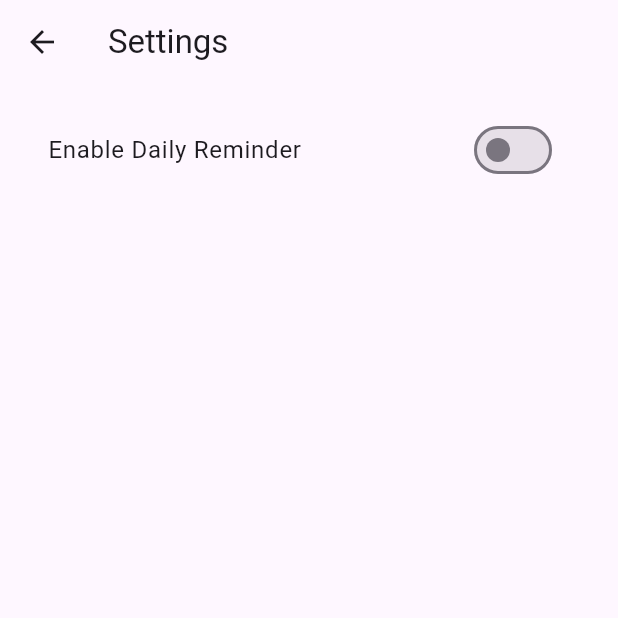
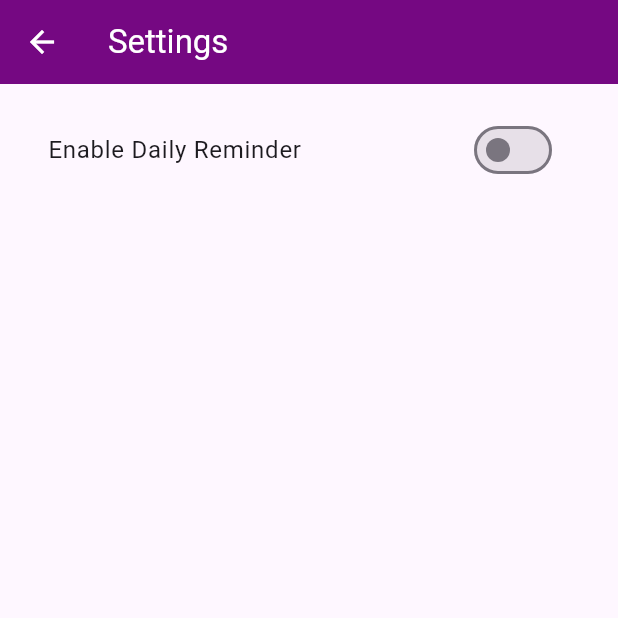
Before and after one commit to Suhairayousuf/expense_tracker, a Flutter app: the SettingsPage screen opened directly, on a phone screen of 412 x 824 dp, the top half of it. Run offline on Flutter 3.47's test engine with Material 3 defaults, Android fonts, the phone set to English and light mode, and no system bars; our stand-ins replace flutter_animate, flutter_local_notifications, google_fonts, google_nav_bar, shared_preferences, sqflite; accounts and stored records are empty.

```diff
--- a/lib/features/auth/sign_in.dart
+++ b/lib/features/auth/sign_in.dart
@@ -40,7 +40,7 @@ class _SignInPageState extends State<SignInPage> with TickerProviderStateMixin {
     await prefs.setString('name', name); // Store phone number as userId
     setState(() {
       globalUserId = phoneNumber; // Store globally
-      userName = phoneNumber; // Store globally
+      userName = name; // Store globally
     });
   }
 
--- a/lib/features/home/routing_page.dart
+++ b/lib/features/home/routing_page.dart
@@ -27,6 +27,7 @@ class _RoutingPageState extends State<RoutingPage> {
   Future<void> _initializeUserId() async {
     SharedPreferences prefs = await SharedPreferences.getInstance();
     globalUserId = prefs.getString('userId');  // Get the user ID from SharedPreferences
+    userName = prefs.getString('userName');  // Get the user ID from SharedPreferences
 
     if (globalUserId == null) {
       // If no user ID exists, navigate to the SignInPage
--- a/lib/features/profile/screens/setting.dart
+++ b/lib/features/profile/screens/setting.dart
@@ -1,3 +1,4 @@
+import 'package:expense_tracker/core/pallette/pallete.dart';
 import 'package:flutter/material.dart';
 import 'package:shared_preferences/shared_preferences.dart';
 import 'package:flutter_local_notifications/flutter_local_notifications.dart';
@@ -76,7 +77,14 @@ class _SettingsPageState extends State<SettingsPage> {
   Widget build(BuildContext context) {
     return Scaffold(
       appBar: AppBar(
-        title: Text('Settings'),
+        leading: IconButton(
+          icon: Icon(Icons.arrow_back, color: Colors.white),
+          onPressed: () {
+            Navigator.pop(context);
+          },
+        ),
+        backgroundColor: primaryColor,
+        title: Text('Settings',style: TextStyle(color: Colors.white),),
       ),
       body: ListView(
         padding: EdgeInsets.all(16.0),
```
Also changed, not shown: lib/main.dart (+11 -11 lines), pubspec.yaml (+7 -2 lines), assets/images/logo.webp, pubspec.lock, 25 other files.
